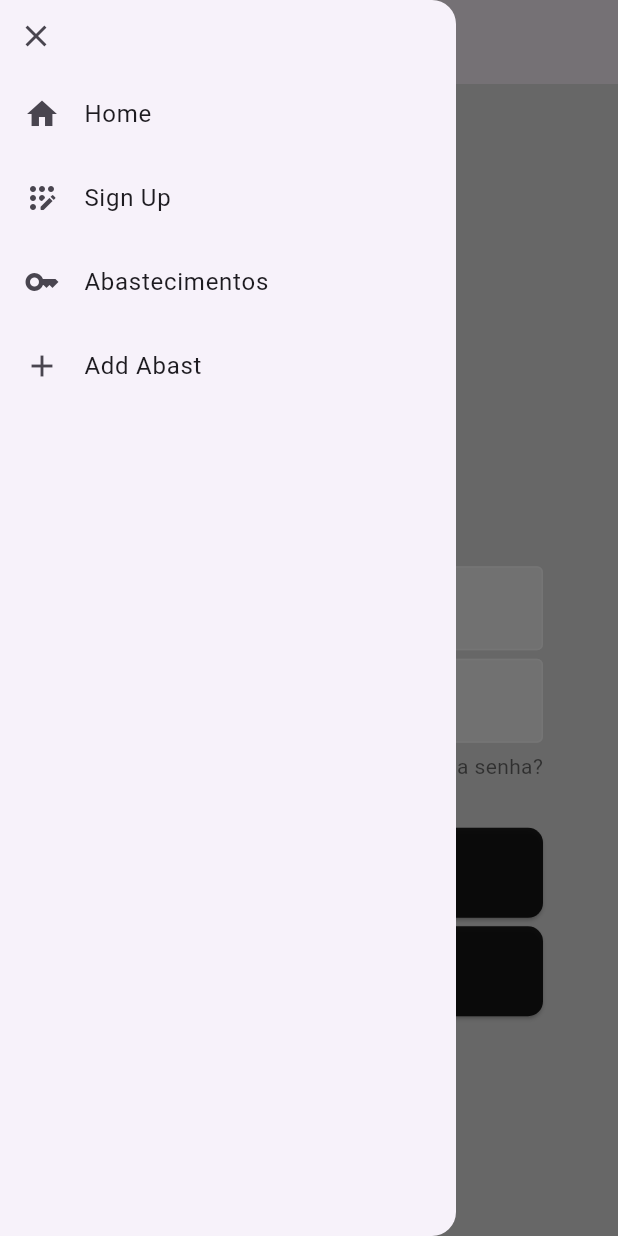
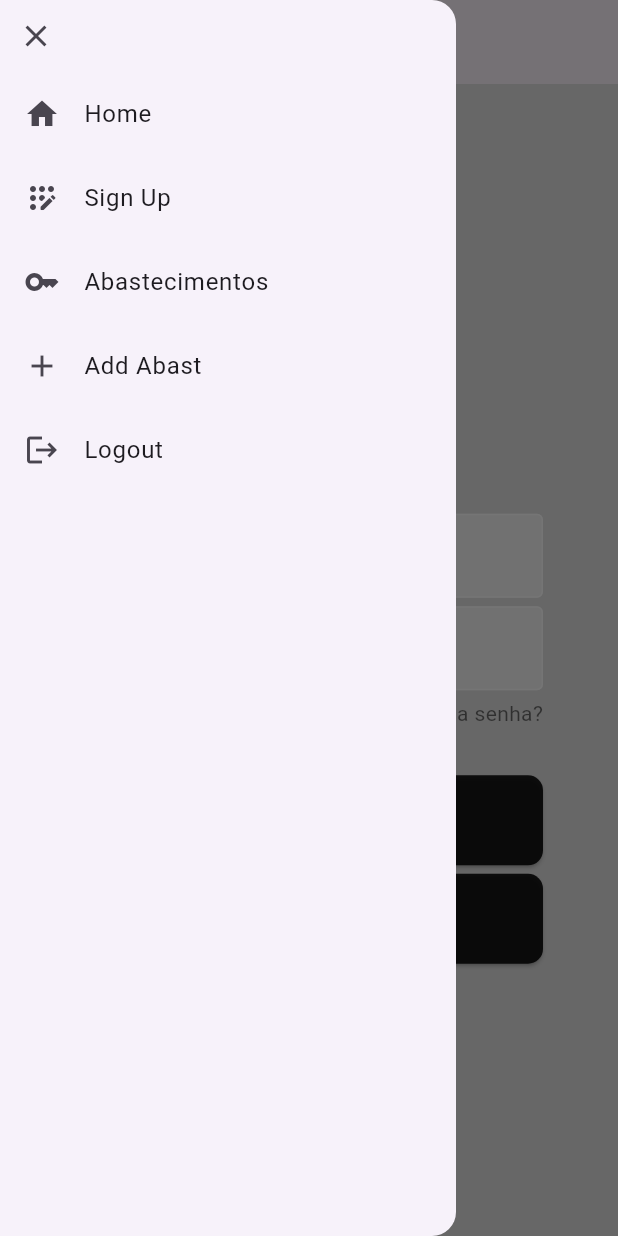
Before and after one commit to JonasGz/abast_control, a Flutter app: the LoginPage screen opened by its route, with the side drawer open, on a phone screen of 412 x 824 dp. Run offline on Flutter 3.47's test engine with Material 3 defaults, Android fonts, the phone set to English and light mode, and no system bars; our stand-ins replace camera, firebase_auth, firebase_core, firebase_storage, geolocator, permission_handler; missing offline and left inert: greetingpk; accounts and stored records are empty.

Commit message:
finish day

```diff
--- a/lib/components/drawer_component.dart
+++ b/lib/components/drawer_component.dart
@@ -1,18 +1,28 @@
+import 'package:firebase_auth/firebase_auth.dart';
 import 'package:flutter/material.dart';
 
 class DrawerComponent extends StatelessWidget {
   const DrawerComponent({super.key});
 
+  bool checkUserLoggedIn() {
+    final user = FirebaseAuth.instance.currentUser;
+    print(user);
+    return user != null;
+  }
+
   @override
   Widget build(BuildContext context) {
+    final loggedIn = checkUserLoggedIn();
+    print(loggedIn);
     return Drawer(
-      child: ListView(
-        children: [
+      child: ListView(children: [
         Row(
           children: [
-              IconButton(onPressed: () {
+            IconButton(
+                onPressed: () {
                   Navigator.pop(context);
-              }, icon: Icon(Icons.close))
+                },
+                icon: Icon(Icons.close))
           ],
         ),
         ListTile(
@@ -29,6 +39,7 @@ class DrawerComponent extends StatelessWidget {
             Navigator.pushNamed(context, '/signup');
           },
         ),
+        if (checkUserLoggedIn()) ...[
           ListTile(
             leading: const Icon(Icons.key),
             title: const Text('Abastecimentos'),
@@ -43,8 +54,17 @@ class DrawerComponent extends StatelessWidget {
               Navigator.pushNamed(context, '/abast-add-page');
             },
           ),
-        ]
+        ],
+        ListTile(
+          leading: const Icon(Icons.logout),
+          title: const Text('Logout'),
+          onTap: () {
+            FirebaseAuth.instance.signOut();
+            print(FirebaseAuth.instance.currentUser);
+            Navigator.pushNamed(context, '/');
+          },
         ),
+      ]),
     );
   }
 }
--- a/lib/pages/login_page.dart
+++ b/lib/pages/login_page.dart
@@ -20,16 +20,7 @@ class LoginPage extends StatelessWidget {
           children: [
             const Icon(
               Icons.lock,
-              size: 100.0,
-            ),
-            const SizedBox(
-              height: 30,
-            ),
-            const Text(
-              'Seja bem-vindo!',
-              style: TextStyle(
-                color: Colors.black54,
-              ),
+              size: 80.0,
             ),
             const SizedBox(
               height: 25,
```
Also changed, not shown: lib/pages/home_page.dart (+29 -3 lines). Lines whose indentation alone changed are shown as unchanged.
